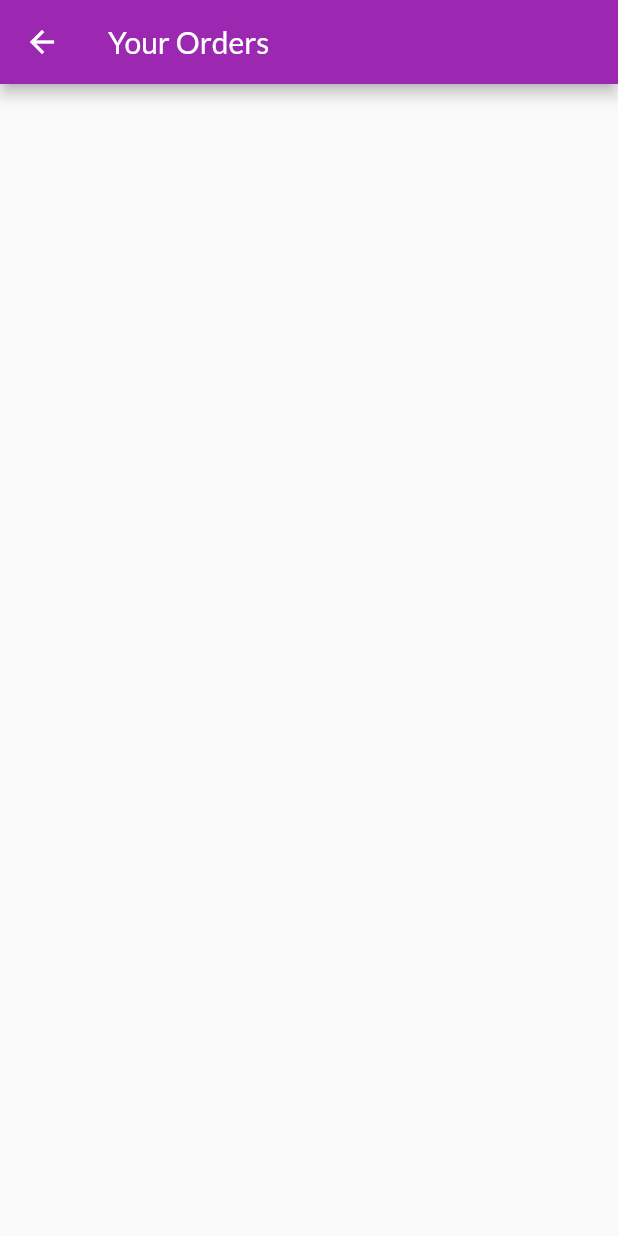
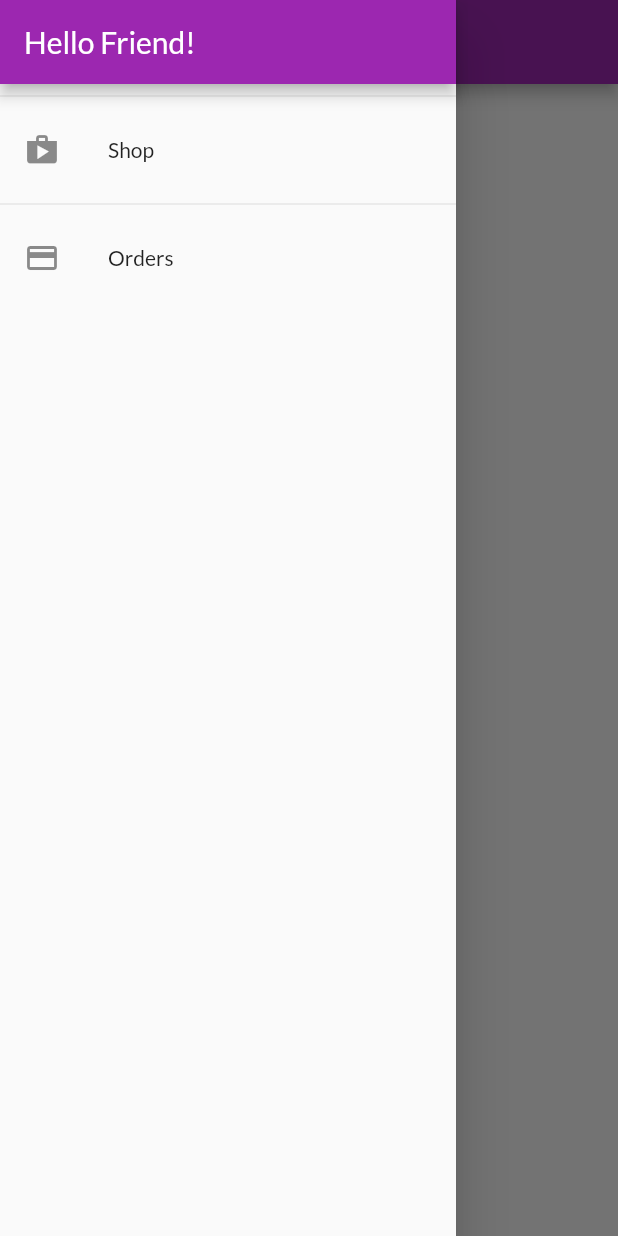
Before and after one commit to Donkijote/shop_app, a Flutter app: the OrdersScreen screen opened by its route, with the side drawer open (before the commit the screen has no drawer), on a phone screen of 412 x 824 dp. Run offline on Flutter 3.47's test engine with Material 2 defaults, Android fonts, the phone set to English and light mode, and no system bars; network calls fail.

Commit message:
using a side drawer

```diff
--- a/lib/screens/orders.dart
+++ b/lib/screens/orders.dart
@@ -3,6 +3,7 @@ import 'package:provider/provider.dart';
 
 import '../providers/orders.dart';
 import '../widgets/order_item.dart';
+import '../widgets/drawer.dart';
 
 class OrdersScreen extends StatelessWidget {
   static const routeName = '/orders';
@@ -15,6 +16,7 @@ class OrdersScreen extends StatelessWidget {
           'Your Orders',
         ),
       ),
+      drawer: AppDrawer(),
       body: ListView.builder(
         itemCount: orders.orders.length,
         itemBuilder: (ctx, i) => OrderItem(orders.orders[i]),
--- a/lib/screens/products.dart
+++ b/lib/screens/products.dart
@@ -4,6 +4,7 @@ import 'package:provider/provider.dart';
 import '../providers/cart.dart';
 import '../widgets/product_grid.dart';
 import '../widgets/badge.dart';
+import '../widgets/drawer.dart';
 import './cart.dart';
 
 enum FilterOptions { Favorites, All }
@@ -62,6 +63,7 @@ class _ProductsScreenState extends State<ProductsScreen> {
           )
         ],
       ),
+      drawer: AppDrawer(),
       body: ProductsGrid(_showOnlyFavorites),
     );
     return scaffold;
--- /dev/null
+++ b/lib/widgets/drawer.dart
@@ -0,0 +1,42 @@
+import 'package:flutter/material.dart';
+
+import '../screens/orders.dart';
+
+class AppDrawer extends StatelessWidget {
+  @override
+  Widget build(BuildContext context) {
+    return Drawer(
+      child: Column(
+        children: <Widget>[
+          AppBar(
+            title: Text(
+              'Hello Friend!',
+            ),
+            automaticallyImplyLeading: false,
+          ),
+          Divider(),
+          ListTile(
+            leading: Icon(Icons.shop),
+            title: Text(
+              'Shop',
+            ),
+            onTap: () {
+              Navigator.of(context).pushReplacementNamed('/');
+            },
+          ),
+          Divider(),
+          ListTile(
+            leading: Icon(Icons.payment),
+            title: Text(
+              'Orders',
+            ),
+            onTap: () {
+              Navigator.of(context)
+                  .pushReplacementNamed(OrdersScreen.routeName);
+            },
+          ),
+        ],
+      ),
+    );
+  }
+}
```
